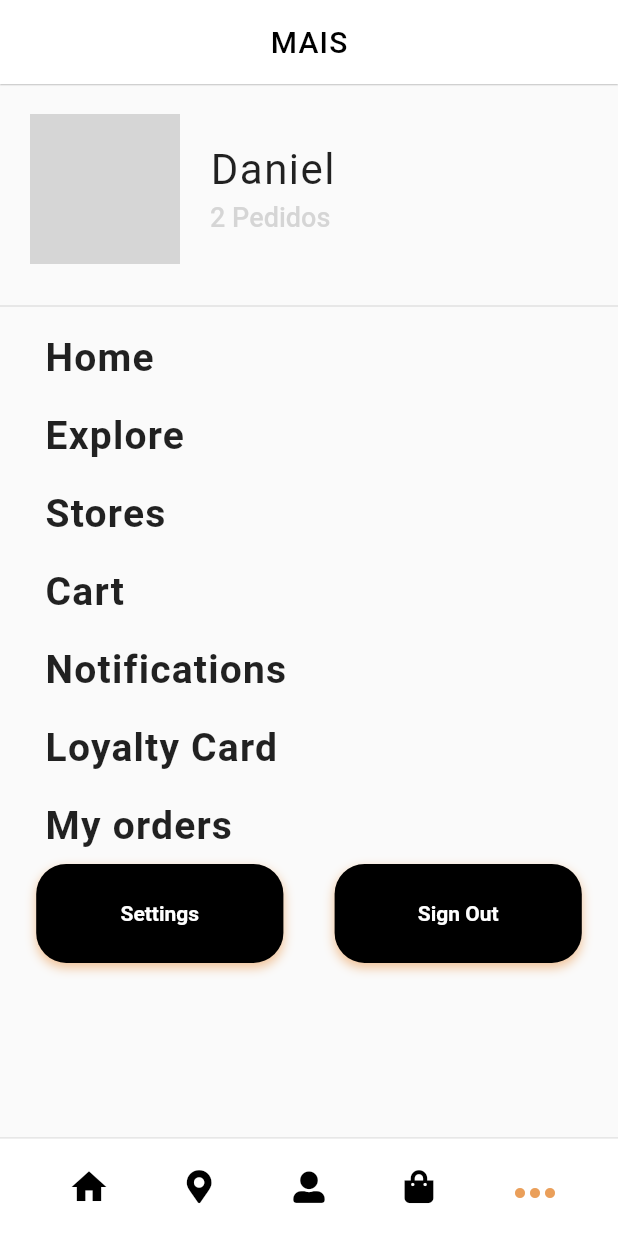
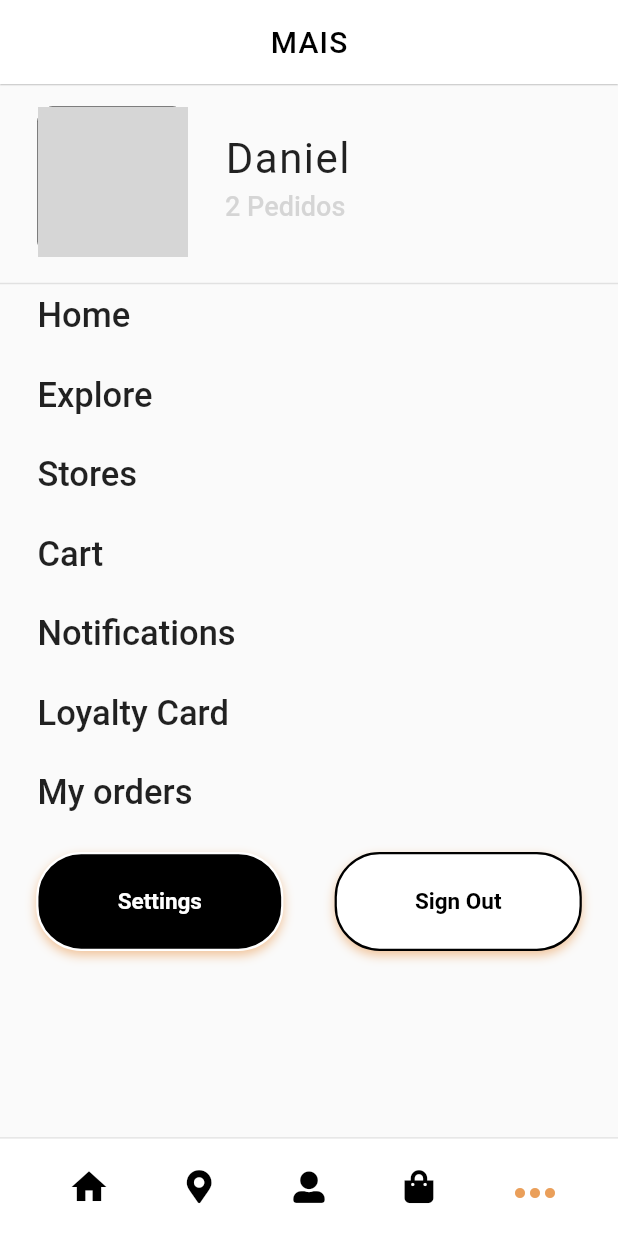
Before and after one commit to ivictoruan/entregas_15min, a Flutter app: the screen it shows after launch, item 5 of the bottom bar chosen, on a phone screen of 412 x 824 dp. Run offline on Flutter 3.47's test engine with Material 2 defaults, Android fonts, the phone set to English and light mode, and no system bars; our stand-ins replace carousel_slider, font_awesome_flutter; network calls fail; grey boxes are pictures that could not be loaded.

Commit message:
chore: SmallActionButton + Readme

```diff
--- a/lib/src/screens/more/more.dart
+++ b/lib/src/screens/more/more.dart
@@ -25,7 +25,8 @@ class _MoreState extends State<More> {
         Row(
           children: [
             Padding(
-              padding: const EdgeInsets.all(20.0),
+              padding: const EdgeInsets.only(
+                  left: 25, right: 25, top: 15, bottom: 10),
               child: Container(
                 width: 100,
                 height: 100,
@@ -68,30 +69,28 @@ class _MoreState extends State<More> {
           thickness: 1,
           color: black.withOpacity(0.1),
         ),
-        Column(
-          crossAxisAlignment: CrossAxisAlignment.start,
-          children: List.generate(
-            menusMore.length,
-            (index) {
-              return Padding(
-                padding: const EdgeInsets.only(left: 30, top: 11, bottom: 11),
-                child: Text(
-                  menusMore[index],
-                  style: const TextStyle(
-                    fontSize: 26,
-                    fontWeight: FontWeight.w600,
-                    letterSpacing: 0.8,
+        Padding(
+          padding: const EdgeInsets.only(left: 25, right: 25),
+          child: Column(
+              crossAxisAlignment: CrossAxisAlignment.start,
+              children: List.generate(menusMore.length, (index) {
+                return Padding(
+                  padding: const EdgeInsets.only(bottom: 26),
+                  child: Text(
+                    menusMore[index],
+                    style: TextStyle(fontWeight: FontWeight.w500, fontSize: 23),
                   ),
-                ),
-              );
-            },
-          ),
+                );
+              })),
         ),
         Row(
           mainAxisAlignment: MainAxisAlignment.spaceEvenly,
           children: [
-            SmallActionButton(text: "Settings", onTap: (){} ), // botão preto
-            SmallActionButton(text: "Sign Out", onTap: (){}, color: white ), // botão branco borda preta
+            SmallActionButton(text: "Settings", onTap: () {}), // botão preto
+            SmallActionButton(
+                text: "Sign Out",
+                onTap: () {},
+                color: white), // botão branco borda preta
           ],
         ),
       ],
--- a/lib/src/widgets/small_action_button.dart
+++ b/lib/src/widgets/small_action_button.dart
@@ -20,13 +20,13 @@ class SmallActionButton extends StatelessWidget {
         width: MediaQuery.of(context).size.width * 0.4,
         height: MediaQuery.of(context).size.height * 0.08,
         decoration: BoxDecoration(
-          color: black,
-          borderRadius: BorderRadius.circular(20),
-          // border: Border.all(
-          //   // borda preta!
-          //   color: black,
-          //   width: 1,
-          // ),
+          color: color ?? black,
+          borderRadius: BorderRadius.circular(30),
+          border: Border.all(
+            // borda preta!
+            color: color == white ? black : white,
+            width: 1.5,
+          ),
           boxShadow: [
             BoxShadow(
               color: accent.withOpacity(0.6), // psicodelia
@@ -40,9 +40,10 @@ class SmallActionButton extends StatelessWidget {
           child: Center(
             child: Text(
               text,
-              style: const TextStyle(
-                color: white,
+              style: TextStyle(
+                color: color == white ? black : white,
                 fontWeight: FontWeight.bold,
+                fontSize: 15,
               ),
             ),
           ),
```
Also changed, not shown: 2 other files.
